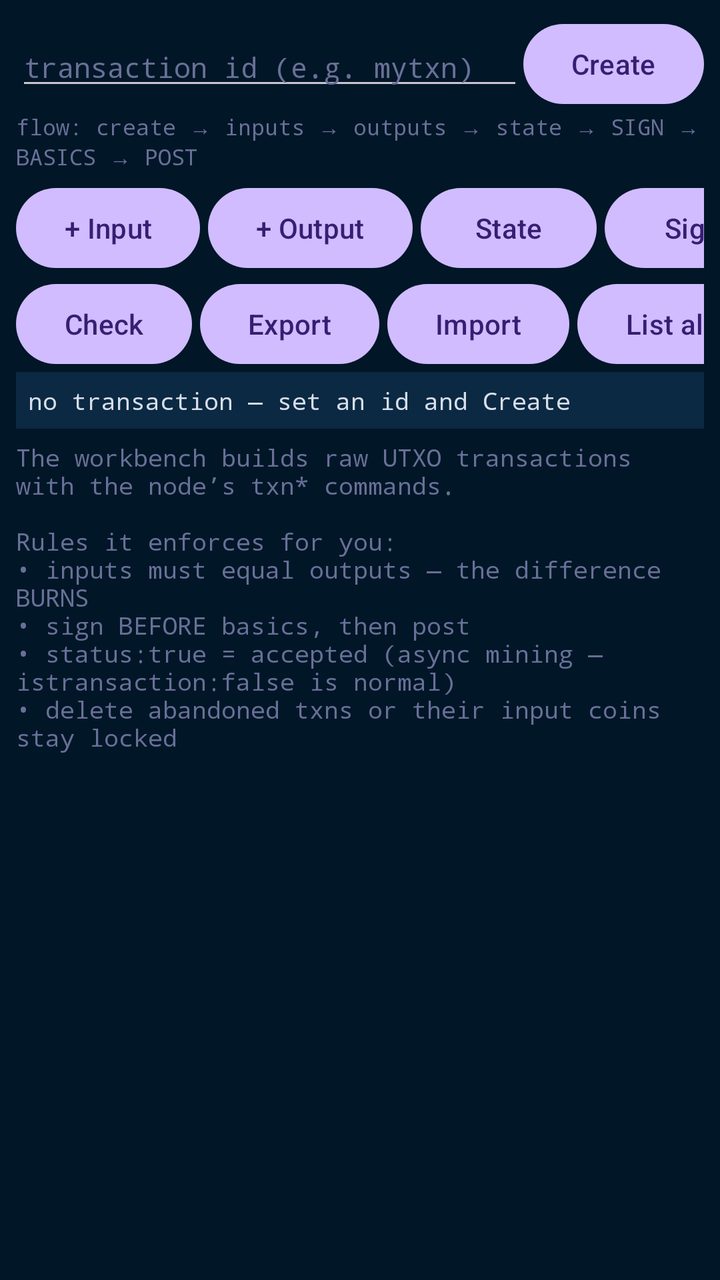
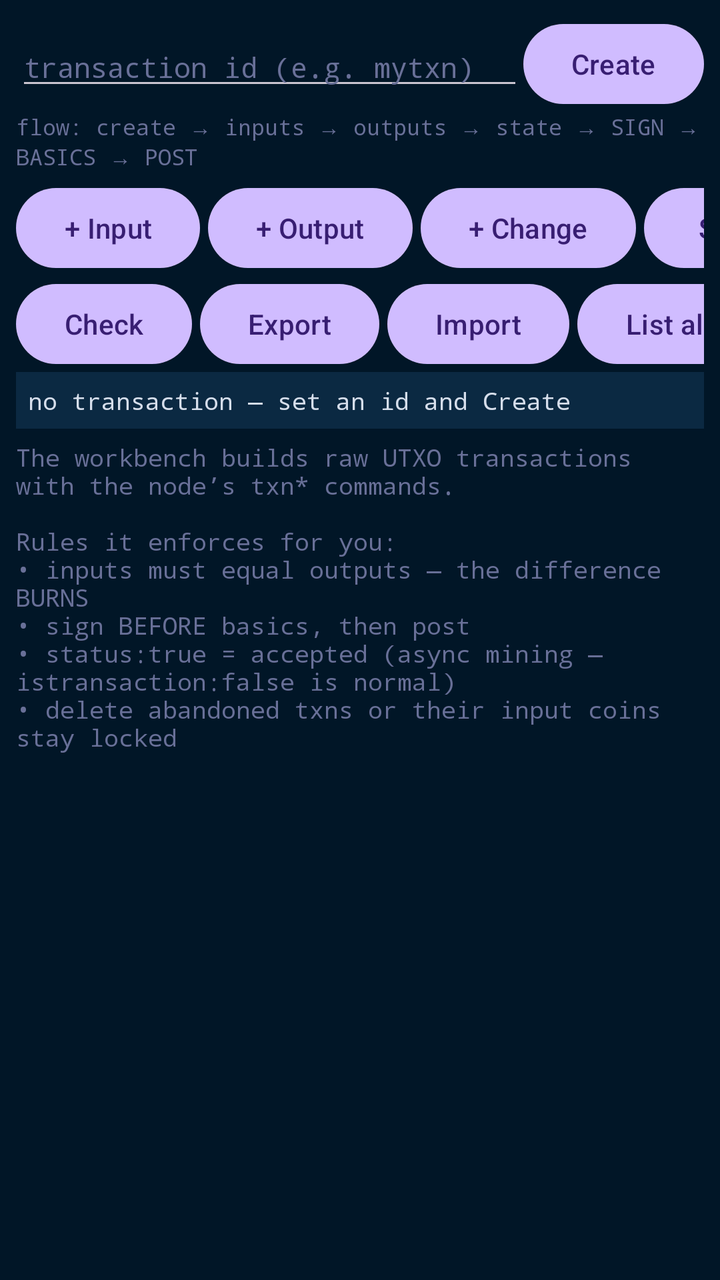

An Android layout rendered at two revisions. The XML below is the earlier revision; the diff shows what the commit changed to produce the second picture.
<!-- AndroidManifest.xml: application theme Theme.Terminal -->
<!-- res/layout/view_txn.xml -->
<?xml version="1.0" encoding="utf-8"?>
<LinearLayout xmlns:android="http://schemas.android.com/apk/res/android"
    android:layout_width="match_parent"
    android:layout_height="match_parent"
    android:orientation="vertical"
    android:background="@color/ide_bg"
    android:padding="8dp">

    <LinearLayout
        android:layout_width="match_parent"
        android:layout_height="wrap_content"
        android:orientation="horizontal"
        android:gravity="center_vertical">

        <EditText
            android:id="@+id/txn_id"
            android:layout_width="0dp"
            android:layout_weight="1"
            android:layout_height="wrap_content"
            android:singleLine="true"
            android:typeface="monospace"
            android:textSize="14sp"
            android:textColor="@color/ide_text"
            android:textColorHint="@color/ide_dim"
            android:hint="transaction id (e.g. mytxn)"
            android:inputType="text|textNoSuggestions" />

        <Button
            android:id="@+id/txn_create"
            android:layout_width="wrap_content"
            android:layout_height="wrap_content"
            android:text="Create" />

    </LinearLayout>

    <TextView
        android:layout_width="match_parent"
        android:layout_height="wrap_content"
        android:typeface="monospace"
        android:textSize="11sp"
        android:textColor="@color/ide_dim"
        android:paddingBottom="4dp"
        android:text="flow: create → inputs → outputs → state → SIGN → BASICS → POST" />

    <HorizontalScrollView
        android:layout_width="match_parent"
        android:layout_height="wrap_content"
        android:scrollbars="none">

        <LinearLayout
            android:layout_width="wrap_content"
            android:layout_height="wrap_content"
            android:orientation="horizontal">

            <Button android:id="@+id/txn_addinput" android:layout_width="wrap_content"
                android:layout_height="wrap_content" android:layout_marginEnd="4dp" android:text="+ Input" />
            <Button android:id="@+id/txn_addoutput" android:layout_width="wrap_content"
                android:layout_height="wrap_content" android:layout_marginEnd="4dp" android:text="+ Output" />
            <Button android:id="@+id/txn_setstate" android:layout_width="wrap_content"
                android:layout_height="wrap_content" android:layout_marginEnd="4dp" android:text="State" />
            <Button android:id="@+id/txn_sign" android:layout_width="wrap_content"
                android:layout_height="wrap_content" android:layout_marginEnd="4dp" android:text="Sign" />
            <Button android:id="@+id/txn_basics" android:layout_width="wrap_content"
                android:layout_height="wrap_content" android:layout_marginEnd="4dp" android:text="Basics" />
            <Button android:id="@+id/txn_post" android:layout_width="wrap_content"
                android:layout_height="wrap_content" android:layout_marginEnd="4dp" android:text="Post" />

        </LinearLayout>

    </HorizontalScrollView>

    <HorizontalScrollView
        android:layout_width="match_parent"
        android:layout_height="wrap_content"
        android:scrollbars="none">

        <LinearLayout
            android:layout_width="wrap_content"
            android:layout_height="wrap_content"
            android:orientation="horizontal">

            <Button android:id="@+id/txn_check" android:layout_width="wrap_content"
                android:layout_height="wrap_content" android:layout_marginEnd="4dp" android:text="Check" />
            <Button android:id="@+id/txn_export" android:layout_width="wrap_content"
                android:layout_height="wrap_content" android:layout_marginEnd="4dp" android:text="Export" />
            <Button android:id="@+id/txn_import" android:layout_width="wrap_content"
                android:layout_height="wrap_content" android:layout_marginEnd="4dp" android:text="Import" />
            <Button android:id="@+id/txn_list" android:layout_width="wrap_content"
                android:layout_height="wrap_content" android:layout_marginEnd="4dp" android:text="List all" />
            <Button android:id="@+id/txn_delete" android:layout_width="wrap_content"
                android:layout_height="wrap_content" android:layout_marginEnd="4dp" android:text="Delete" />

        </LinearLayout>

    </HorizontalScrollView>

    <TextView
        android:id="@+id/txn_summary"
        android:layout_width="match_parent"
        android:layout_height="wrap_content"
        android:typeface="monospace"
        android:textSize="12sp"
        android:textColor="@color/ide_text"
        android:padding="6dp"
        android:background="@color/ide_bg_light"
        android:text="no transaction — set an id and Create" />

    <ScrollView
        android:layout_width="match_parent"
        android:layout_height="0dp"
        android:layout_weight="1"
        android:paddingTop="6dp">

        <TextView
            android:id="@+id/txn_status"
            android:layout_width="match_parent"
            android:layout_height="wrap_content"
            android:typeface="monospace"
            android:textSize="12sp"
            android:textIsSelectable="true"
            android:textColor="@color/ide_dim"
            android:text="The workbench builds raw UTXO transactions with the node&#8217;s txn* commands.\n\nRules it enforces for you:\n• inputs must equal outputs — the difference BURNS\n• sign BEFORE basics, then post\n• status:true = accepted (async mining — istransaction:false is normal)\n• delete abandoned txns or their input coins stay locked" />

    </ScrollView>

</LinearLayout>
<!-- resources referenced by this layout -->
<resources>
  <color name="ide_bg">#011627</color>
  <color name="ide_bg_light">#0B2942</color>
  <color name="ide_dim">#697098</color>
  <color name="ide_text">#D6DEEB</color>
  <style name="Theme.Terminal" parent="Base.Theme.Terminal" />
  <style name="Base.Theme.Terminal" parent="Theme.Material3.Dark.NoActionBar">
          
          
      </style>
</resources>

<!-- the commit's change to res/layout/view_txn.xml (unified diff, before → after) -->
@@ -56,6 +56,8 @@
                 android:layout_height="wrap_content" android:layout_marginEnd="4dp" android:text="+ Input" />
             <Button android:id="@+id/txn_addoutput" android:layout_width="wrap_content"
                 android:layout_height="wrap_content" android:layout_marginEnd="4dp" android:text="+ Output" />
+            <Button android:id="@+id/txn_change" android:layout_width="wrap_content"
+                android:layout_height="wrap_content" android:layout_marginEnd="4dp" android:text="+ Change" />
             <Button android:id="@+id/txn_setstate" android:layout_width="wrap_content"
                 android:layout_height="wrap_content" android:layout_marginEnd="4dp" android:text="State" />
             <Button android:id="@+id/txn_sign" android:layout_width="wrap_content"
